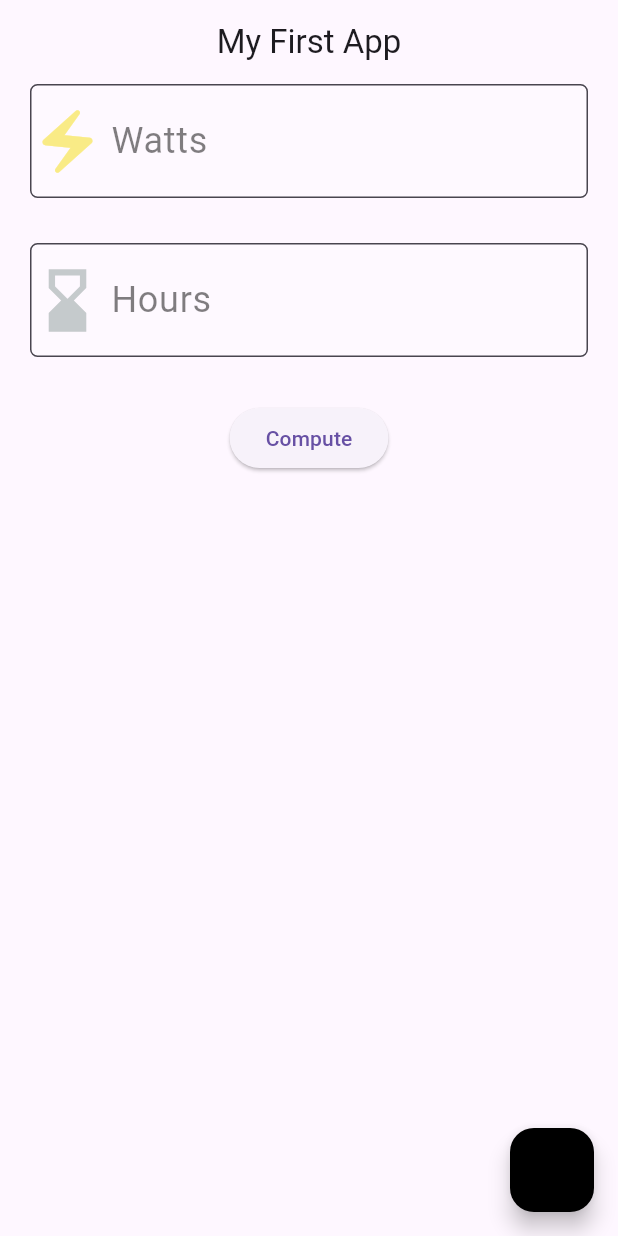
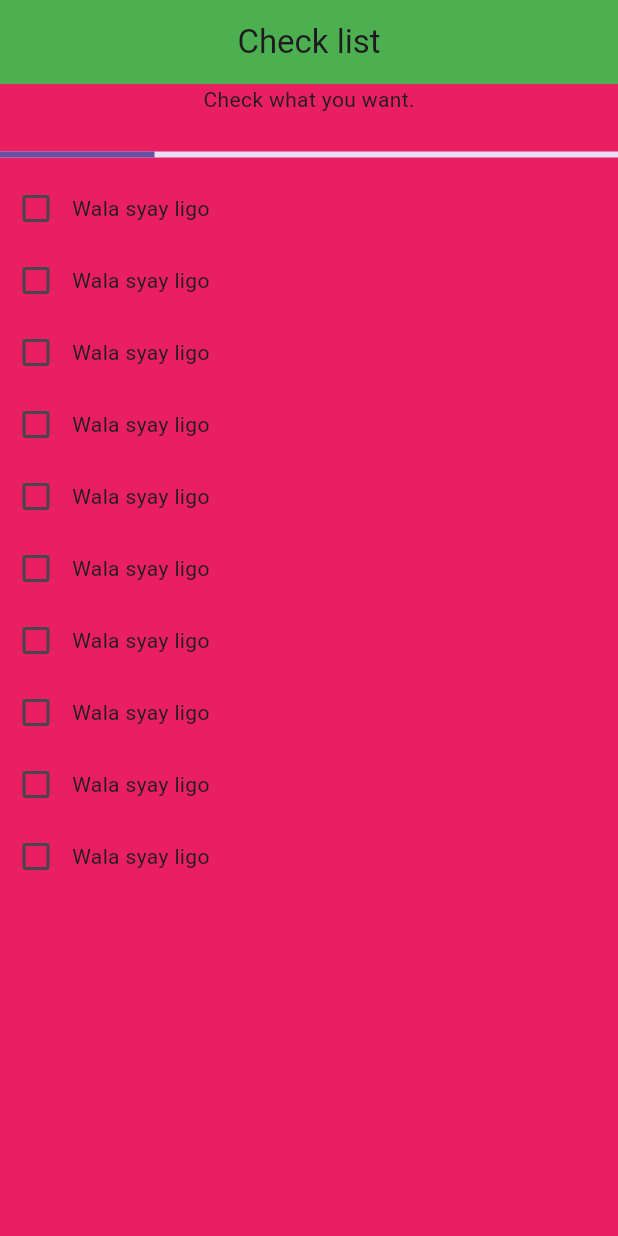
Before and after one commit to Dshir0/FlutterWorkshop, a Flutter app: the screen it shows after launch, on a phone screen of 412 x 824 dp. Run offline on Flutter 3.47's test engine with Material 3 defaults, Android fonts, the phone set to English and light mode, and no system bars.

Commit message:
Chek les

```diff
--- a/lib/main.dart
+++ b/lib/main.dart
@@ -1,95 +1,83 @@
-
 import 'package:flutter/material.dart';
 
-void main() {
+void main()
+{
+  runApp(const MyApp());
+}
+class MyApp extends StatelessWidget {
+  const MyApp({super.key});
 
-  runApp(
-    MaterialApp(
-      home: Scaffold(appBar: AppBar(title: const Text("My First App"),
-      centerTitle: true,),
-
-      body: SafeArea(
-        child:Container(
-          padding: const EdgeInsets.symmetric(horizontal: 20),
-          child: Column(
-            children: [
-
-              //FIRST TEXT BOX
-
-              TextFormField(
-                keyboardType: TextInputType.number,
-                 maxLines: 1,
-                 style:
-                 const TextStyle(color: Colors.black ,fontSize: 24,),
-
-              decoration: InputDecoration(
-                contentPadding: const EdgeInsets.symmetric(horizontal:20.0 ,vertical: 20),
-                prefixIcon: Icon(
-                  Icons.electric_bolt,
-                  color: const Color.fromARGB(255, 245, 222, 14).withOpacity(0.5),
-                  size:50,
-                ),
-                border: OutlineInputBorder(
-                  borderRadius: BorderRadius.circular(
-                    5.0,
-                  ),
-                ),
-                filled: true,
-                hintStyle: TextStyle(color: Colors.black.withOpacity(0.5),fontSize: 24,),
-                hintText: "Watts",
-                fillColor: Colors.white30,
-              )),
-//2nd TEXTBOX
-const SizedBox(height: 30,),
-              TextFormField(
-                keyboardType: TextInputType.number,
-                 maxLines: 1,
-                 style:
-                 const TextStyle(color: Colors.black ,fontSize: 24,),
-
-
-              decoration: InputDecoration(
-                contentPadding: const EdgeInsets.symmetric(horizontal:10 ,vertical: 20),
-                prefixIcon: Icon(
-                  Icons.hourglass_bottom,
-                  color: const Color.fromARGB(255, 141, 155, 153).withOpacity(0.5),
-                  size:50,
-                ),
-                border: OutlineInputBorder(
-                  borderRadius: BorderRadius.circular(
-                    5.0,
-                  ),
-                ),
-                filled: true,
-                hintStyle: TextStyle(color: Colors.black.withOpacity(0.5),fontSize: 24,),
-                hintText: "Hours",
-                fillColor: Colors.white30,
-              )),
-              const SizedBox(height: 30,),
-ElevatedButton
-(onPressed: (){},
-child:
-const Text("Compute") )
-
-
-          // ElevatedButton(
-          //   onPressed: onPressed(){print("Hello World")},
-          //   child: Text('Calculate'))
-            ],
-
-
-          )
-        ),
-      ),floatingActionButton: const FloatingActionButton(onPressed: null,backgroundColor: Colors.black,)
-    )));
-
-
-
+  @override
+  Widget build(BuildContext context) {
+    return MaterialApp(
+      home: Scaffold(
+        backgroundColor: Colors.green,
+        appBar: AppBar(
+          backgroundColor: Colors.transparent,
+          title:const Text("Check list"),
+          centerTitle: true,
+          ),
+          body:SafeArea(child: Container(color: Colors.pink,
+            child: const Center(
+              child: Column(
+                children: [
+                  Text('Check what you want.'),
+                  SizedBox(height: 25,),
+                  LinearProgressIndicator(
+                    value: 0.25,),
+                    SizedBox(height: 10,),
+                    ListahanSaMgaChismoso()
+                ],
+              ),
+            ),),)),
+    );}
 }
 
+class ListahanSaMgaChismoso extends StatelessWidget {
+  const ListahanSaMgaChismoso({super.key});
 
-class Home
-{
+  @override
+  Widget build(BuildContext context) {
+    return const Column(
+      children: [
+        Chismis(),
+        Chismis(),
+        Chismis(),
+        Chismis(),
+        Chismis(),
+        Chismis(),
+        Chismis(),
+        Chismis(),
+        Chismis(),
+        Chismis(),
+      ],);
+  }
+}
 
+class Chismis extends StatefulWidget {
+  const Chismis ({super.key});
 
+  @override
+  State<Chismis> createState() => _ChismisState();
 }
+
+class _ChismisState extends State<Chismis> {
+  bool balyu = false;
+
+  @override
+  Widget build(BuildContext context) {
+    return  Row(
+
+      children: [
+        Checkbox(
+          onChanged: (newValue) {
+            setState(() {
+              balyu = !balyu;
+            });
+            balyu=true;        },
+         value: balyu),
+       const Text('Wala syay ligo')
+      ],
+    );
+  }
+}
```
Also changed, not shown: 4 other files.
